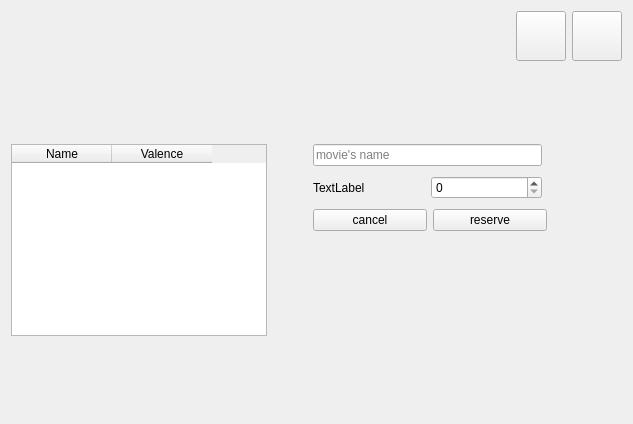
Above: reserve.ui from EotDc35F/project before the change. Below: the same form after it.
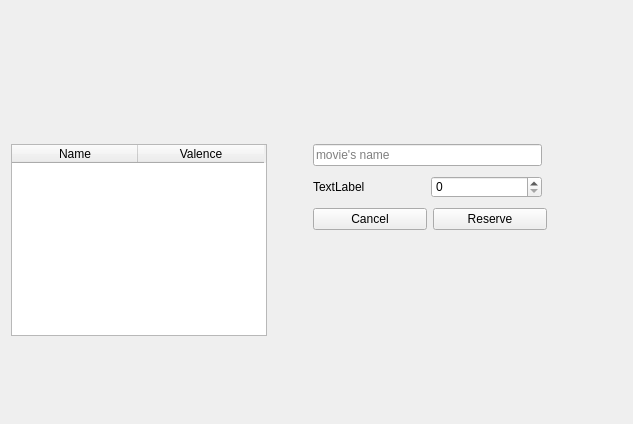
That is the form after the change. Icons and pictures are not drawn.

The edit to the form file:
```diff
--- a/reserve.ui
+++ b/reserve.ui
@@ -13,6 +13,16 @@
   <property name="windowTitle">
    <string>Dialog</string>
   </property>
+  <property name="styleSheet">
+   <string notr="true">#close:hover
+{
+background-color:rgb(177, 0, 0);
+}
+#back:hover
+{
+background-color:rgb(197, 206, 201);
+}</string>
+  </property>
   <layout class="QVBoxLayout" name="verticalLayout">
    <item>
     <layout class="QHBoxLayout" name="horizontalLayout">
@@ -37,6 +47,9 @@
          <height>50</height>
         </size>
        </property>
+       <property name="styleSheet">
+        <string notr="true">border:3px white;</string>
+       </property>
        <property name="text">
         <string/>
        </property>
@@ -57,6 +70,9 @@
          <height>50</height>
         </size>
        </property>
+       <property name="styleSheet">
+        <string notr="true">border:3px white;</string>
+       </property>
        <property name="text">
         <string/>
        </property>
@@ -129,6 +145,12 @@
            <height>0</height>
           </size>
          </property>
+         <property name="editTriggers">
+          <set>QAbstractItemView::NoEditTriggers</set>
+         </property>
+         <attribute name="horizontalHeaderDefaultSectionSize">
+          <number>126</number>
+         </attribute>
          <column>
           <property name="text">
            <string>Name</string>
@@ -280,8 +302,11 @@
            </property>
            <item>
             <widget class="QPushButton" name="cancel">
+             <property name="styleSheet">
+              <string notr="true">font: 9pt &quot;MS Shell Dlg 2&quot;;</string>
+             </property>
              <property name="text">
-              <string>cancel</string>
+              <string>Cancel</string>
              </property>
              <property name="autoDefault">
               <bool>false</bool>
@@ -290,8 +315,11 @@
            </item>
            <item>
             <widget class="QPushButton" name="reserve_2">
+             <property name="styleSheet">
+              <string notr="true">font: 9pt &quot;MS Shell Dlg 2&quot;;</string>
+             </property>
              <property name="text">
-              <string>reserve</string>
+              <string>Reserve</string>
              </property>
              <property name="autoDefault">
               <bool>false</bool>
```
